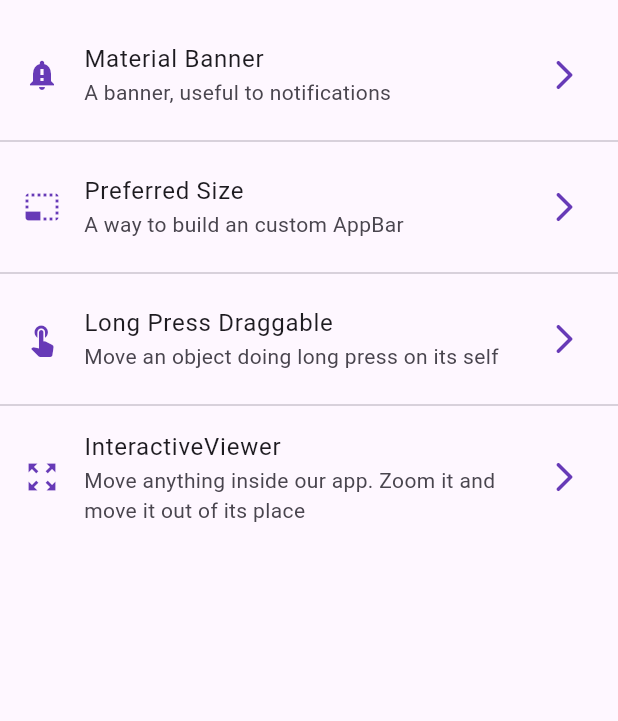
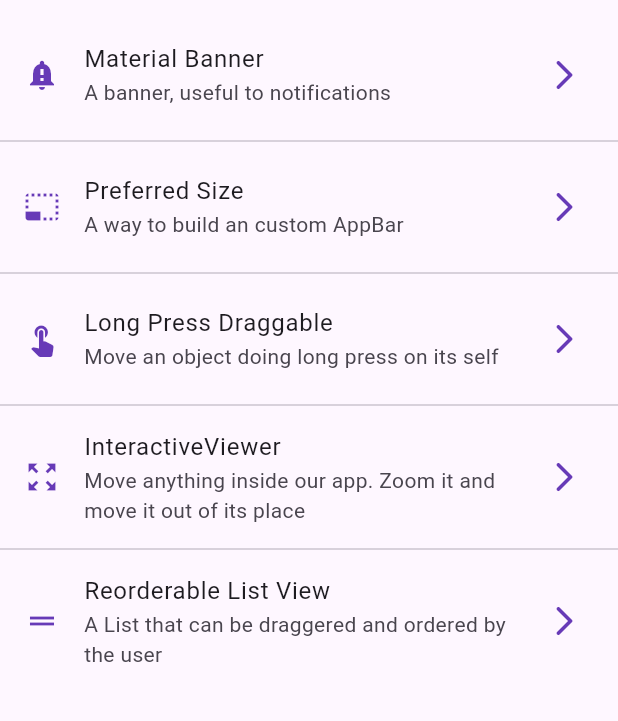
Before and after one commit to JeanGC970520/widgets, a Flutter app: the screen it shows after launch, on a phone screen of 412 x 824 dp, the part 63-784 px from its top. Run offline on Flutter 3.47's test engine with Material 2 defaults, Android fonts, the phone set to English and light mode, and no system bars; our stand-ins replace go_router.

Commit message:
Learning to use ReorderableListView

```diff
--- a/lib/config/menu/menu_items.dart
+++ b/lib/config/menu/menu_items.dart
@@ -47,4 +47,11 @@ const appMenuItems = <MenuItem> [
     icon: Icons.zoom_out_map_sharp,
   ),
 
+  MenuItem(
+    title: 'Reorderable List View',
+    subTitle: 'A List that can be draggered and ordered by the user',
+    link: '/reorderable-list-view',
+    icon: Icons.drag_handle_sharp,
+  ),
+
 ];
--- a/lib/config/router/app_router.dart
+++ b/lib/config/router/app_router.dart
@@ -31,5 +31,9 @@ final appRouter = GoRouter(
       builder: (context, state) => const InteractiveViewerWidget(),
     ),
 
+    GoRoute(
+      path: '/reorderable-list-view',
+      builder: (context, state) => const ReorderableListViewWidget(),
+    ),
   ]
 );
--- a/lib/presentation/screens/screens.dart
+++ b/lib/presentation/screens/screens.dart
@@ -4,3 +4,4 @@ export 'widgets/material_banner_widget.dart';
 export 'widgets/preferred_size_widget.dart';
 export 'widgets/long_press_draggable.dart';
 export 'widgets/interactive_viewer_widget.dart';
+export 'widgets/reorderable_list_view_widget.dart';
```
Also changed, not shown: lib/presentation/screens/widgets/reorderable_list_view_widget.dart (added, +48 -0 lines).
